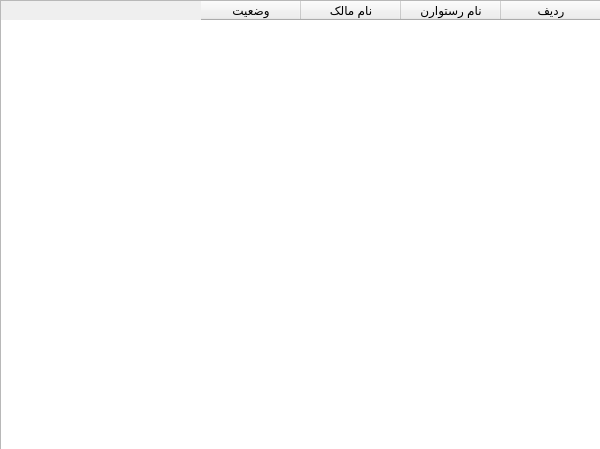
This is FOOD/restauranttablewidget.ui in pooratho/FOOD as Qt 5 draws it before an edit. The edited form follows.
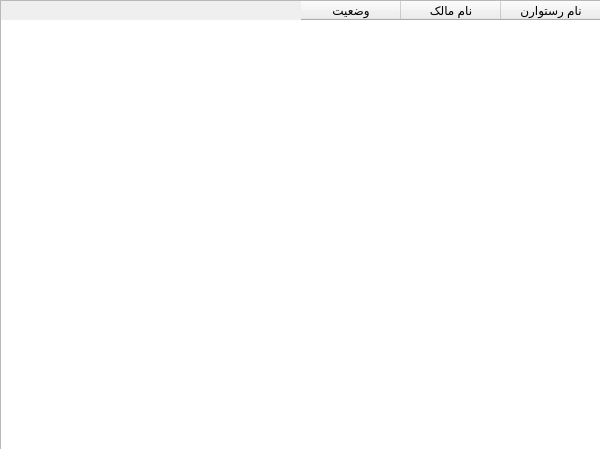
This is the edited form.

Commit message: restaurant table widget for admin connection...

The edit to the form file:
```diff
--- a/FOOD/restauranttablewidget.ui
+++ b/FOOD/restauranttablewidget.ui
@@ -22,6 +22,18 @@
      <height>451</height>
     </rect>
    </property>
+   <property name="minimumSize">
+    <size>
+     <width>601</width>
+     <height>451</height>
+    </size>
+   </property>
+   <property name="maximumSize">
+    <size>
+     <width>601</width>
+     <height>451</height>
+    </size>
+   </property>
    <property name="layoutDirection">
     <enum>Qt::LayoutDirection::RightToLeft</enum>
    </property>
@@ -34,11 +46,6 @@
    <property name="midLineWidth">
     <number>0</number>
    </property>
-   <column>
-    <property name="text">
-     <string>     ردیف     </string>
-    </property>
-   </column>
    <column>
     <property name="text">
      <string>     نام رستوارن     </string>
```
The commit also changes 3 other files.
